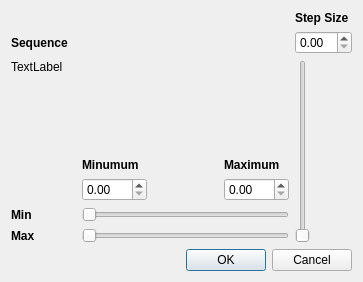
Old version of the form src/rangestepdlg.ui in the repository AdamMajer/bshouty-lung-model.
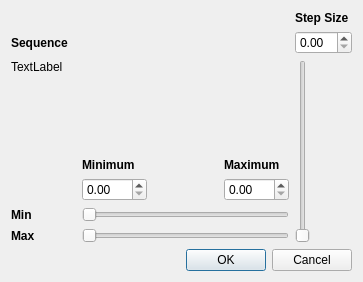
New version of the form.

```diff
--- a/src/rangestepdlg.ui
+++ b/src/rangestepdlg.ui
@@ -49,7 +49,7 @@
       </font>
      </property>
      <property name="text">
-      <string>Minumum</string>
+      <string>Minimum</string>
      </property>
     </widget>
    </item>
```
